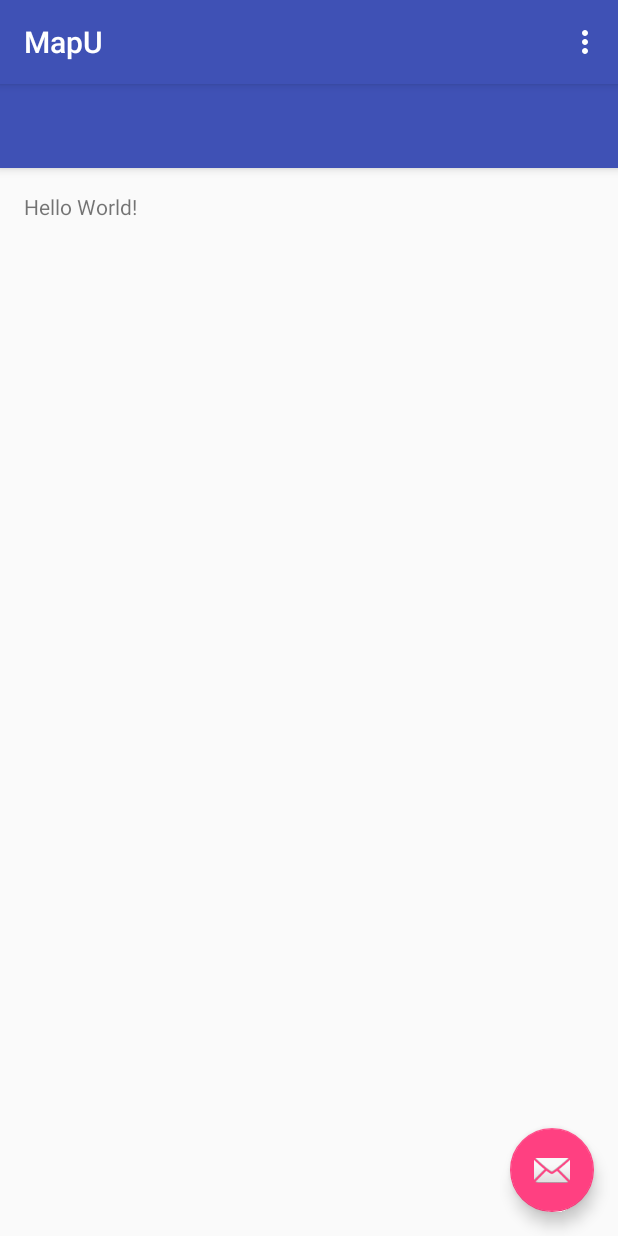
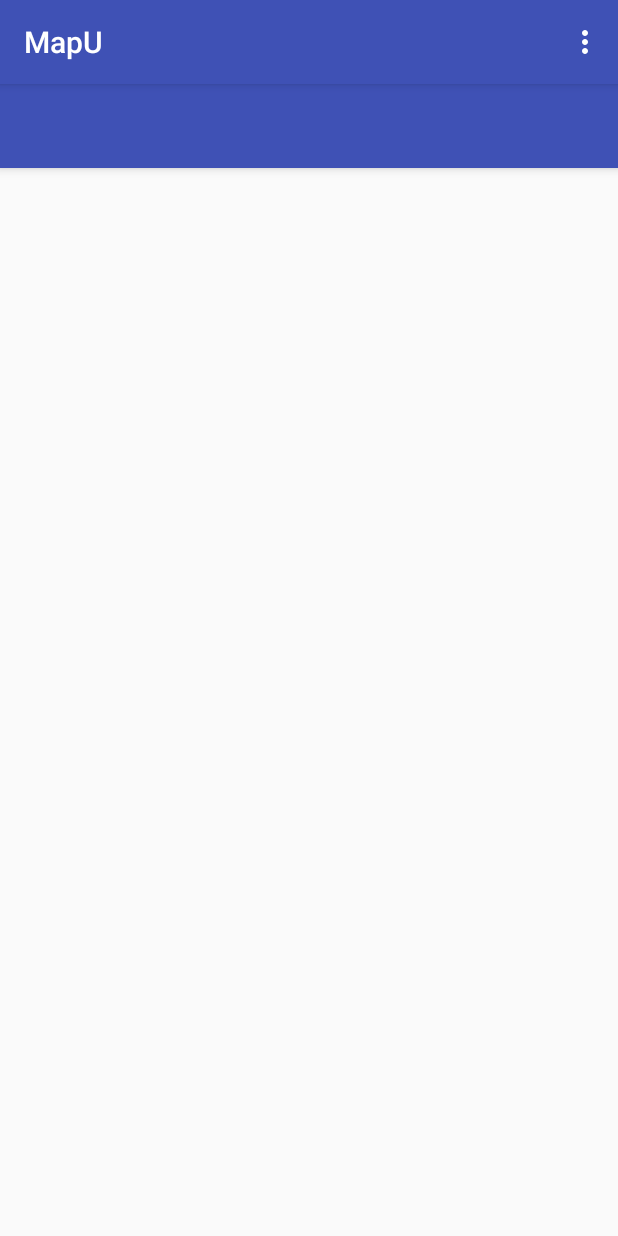
Before and after one commit to laurasofia180/MapU, an Android app: the MainMap screen opened directly, with no data from a screen before it, on a phone screen of 412 x 824 dp. Run offline under Robolectric (Android 15) with nearby library versions, the phone set to English and light mode, and no system bars; 1 statement that could not run was skipped.

Commit message:
Agregando app con interfaz

```diff
--- a/app/src/main/java/com/eafit/map_u/mapu/MainMap.java
+++ b/app/src/main/java/com/eafit/map_u/mapu/MainMap.java
@@ -51,14 +51,6 @@ public class MainMap extends AppCompatActivity {
         Toolbar toolbar = (Toolbar) findViewById(R.id.toolbar);
         setSupportActionBar(toolbar);
 
-        FloatingActionButton fab = (FloatingActionButton) findViewById(R.id.fab);
-        fab.setOnClickListener(new View.OnClickListener() {
-            @Override
-            public void onClick(View view) {
-                Snackbar.make(view, "Replace with your own action", Snackbar.LENGTH_LONG)
-                        .setAction("Action", null).show();
-            }
-        });
     }
 
     @Override
--- a/app/src/main/java/com/eafit/map_u/mapu/Splash.java
+++ b/app/src/main/java/com/eafit/map_u/mapu/Splash.java
@@ -10,7 +10,7 @@ import android.content.pm.ActivityInfo;
 import android.view.Window;
 
 public class Splash extends AppCompatActivity{
-    private static final long SPLASH_SCREEN_DELAY = 3000;
+    private static final long SPLASH_SCREEN_DELAY = 2000;
 
     @Override
     protected void onCreate(Bundle savedInstanceState) {
@@ -29,7 +29,7 @@ public class Splash extends AppCompatActivity{
 
                 // Start the next activity
                 Intent mainIntent = new Intent().setClass(
-                        Splash.this, MainMap.class);
+                        Splash.this, MapsActivity.class);
                 startActivity(mainIntent);
 
                 // Close the activity so the user won't able to go back this
--- a/app/src/main/res/layout/activity_main_map.xml
+++ b/app/src/main/res/layout/activity_main_map.xml
@@ -23,12 +23,4 @@
 
     <include layout="@layout/content_main_map" />
 
-    <android.support.design.widget.FloatingActionButton
-        android:id="@+id/fab"
-        android:layout_width="wrap_content"
-        android:layout_height="wrap_content"
-        android:layout_gravity="bottom|end"
-        android:layout_margin="@dimen/fab_margin"
-        android:src="@android:drawable/ic_dialog_email" />
-
 </android.support.design.widget.CoordinatorLayout>
--- a/app/src/main/res/layout/content_main_map.xml
+++ b/app/src/main/res/layout/content_main_map.xml
@@ -12,8 +12,4 @@
     tools:context="com.eafit.map_u.mapu.MainMap"
     tools:showIn="@layout/activity_main_map">
 
-    <TextView
-        android:layout_width="wrap_content"
-        android:layout_height="wrap_content"
-        android:text="Hello World!" />
 </RelativeLayout>
--- a/app/src/main/res/menu/menu_main_map.xml
+++ b/app/src/main/res/menu/menu_main_map.xml
@@ -1,10 +1,10 @@
 <menu xmlns:android="http://schemas.android.com/apk/res/android"
     xmlns:app="http://schemas.android.com/apk/res-auto"
     xmlns:tools="http://schemas.android.com/tools"
-    tools:context="com.eafit.map_u.mapu.MainMap">
+    tools:context=".MapsActivity">
     <item
         android:id="@+id/action_settings"
         android:orderInCategory="100"
-        android:title="@string/action_settings"
-        app:showAsAction="never" />
+        android:title="Settings"
+        app:showAsAction="never"/>
 </menu>
```
Also changed, not shown: app/src/main/AndroidManifest.xml (+8 -9 lines), app/src/main/java/com/eafit/map_u/mapu/MapsActivity.java (+81 -44 lines), app/src/main/res/layout/splash.xml (+4 -10 lines), app/src/main/res/mipmap-hdpi/ic_launcher.png, app/src/main/res/mipmap-hdpi/location.png (added).
